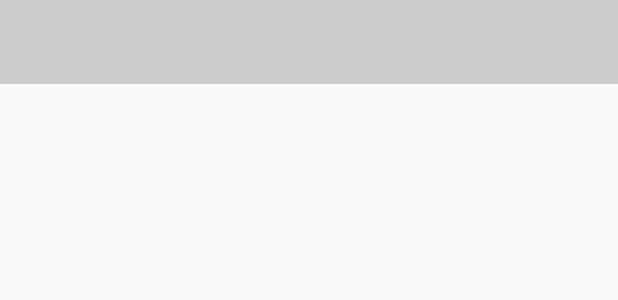
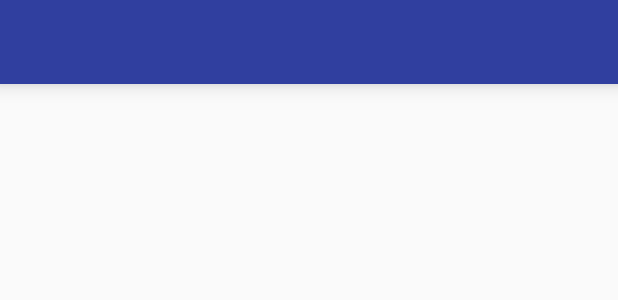
Before and after one commit to meltingpotteam/geeft, an Android app: the layout app_bar.xml on its own in the app's theme, with its tools: preview values and no code run, on a phone screen of 412 x 824 dp. Shown: the top 300 px of the screen. Run offline under Robolectric (Android 15) with nearby library versions, the phone set to English and light mode, and no system bars.

```diff
--- a/app/src/main/res/layout/activity_login.xml
+++ b/app/src/main/res/layout/activity_login.xml
@@ -11,7 +11,6 @@
         android:textSize="50sp"
         android:layout_gravity="top|center"
         android:layout_marginTop="80dp"
-        android:textColor="@color/socialColorMid"
         android:text="geeft"/>
     <com.github.glomadrian.loadingballs.BallView
         android:id="@+id/ball_view"
@@ -69,7 +68,7 @@
             android:textAlignment="center"
             android:textSize="20sp"
             android:text="Dona e ricevi oggetti di ogni tipo gratuitamente."
-            android:textColor="@color/socialColorMid"/>
+            />
     </LinearLayout>
     <!-- Facebook login default button -->
 </FrameLayout>
--- a/app/src/main/res/layout/app_bar.xml
+++ b/app/src/main/res/layout/app_bar.xml
@@ -1,7 +1,9 @@
 <?xml version="1.0" encoding="utf-8"?>
-<android.support.v7.widget.Toolbar xmlns:android="http://schemas.android.com/apk/res/android"
-         android:layout_width="match_parent"
-         android:layout_height="wrap_content"
-    android:background="#ccc">
-
-</android.support.v7.widget.Toolbar>
+<app:android.support.v7.widget.Toolbar xmlns:android="http://schemas.android.com/apk/res/android"
+                                   android:layout_width="match_parent"
+                                   android:layout_height="wrap_content"
+                                   xmlns:app="http://schemas.android.com/apk/res-auto"
+                                   android:elevation="8dp"
+                                   android:theme="@style/ThemeOverlay.AppCompat.ActionBar"
+                                   app:popupTheme="@style/ThemeOverlay.AppCompat.Light"
+                                   android:background="@color/colorPrimaryDark"/>
--- a/app/src/main/res/values/colors.xml
+++ b/app/src/main/res/values/colors.xml
@@ -1,10 +1,5 @@
 <?xml version="1.0" encoding="utf-8"?>
 <resources>
-    <color name="colorPrimary">#3F51B5</color>
-    <color name="colorPrimaryDark">#303F9F</color>
-    <color name="colorAccent">#FF4081</color>
-    <color name="socialColorMid">#2F86BC</color>
-
     <color name="white">#ffffff</color>
     <color name="feed_bg">#d3d6db</color>
     <color name="feed_item_bg">#ffffff</color>
@@ -12,4 +7,13 @@
     <color name="link">#0a80d1</color>
     <color name="clickAccent">#8dd4d4d4</color>
     <color name="timestamp">#c2c3c8</color>
+
+    <color name="colorPrimary">#3F51B5</color>
+    <color name="colorPrimaryDark">#303F9F</color>
+    <color name="colorPrimaryLight">#C5CAE9</color>
+    <color name="colorAccent">#CDDC39</color>
+    <color name="colorPrimaryText">#FFFFFF</color>
+    <color name="colorSecondaryText">#727272</color>
+    <color name="colorIcons">#FFFFFF</color>
+    <color name="colorDivider">#B6B6B6</color>
 </resources>
--- a/app/src/main/res/values/strings.xml
+++ b/app/src/main/res/values/strings.xml
@@ -29,4 +29,7 @@
     <string name="action_settings">Logout</string>
 
     <string name="description">Prova</string>
+    <string name="action_navigate">Next</string>
+    <string name="action_search">Search</string>
+    <string name="action_compose">Compose</string>
 </resources>
--- a/app/src/main/res/values/styles.xml
+++ b/app/src/main/res/values/styles.xml
@@ -8,6 +8,9 @@
         <item name="colorPrimary">@color/colorPrimary</item>
         <item name="colorPrimaryDark">@color/colorPrimaryDark</item>
         <item name="colorAccent">@color/colorAccent</item>
+        <item name="android:textColorPrimary">@color/colorPrimaryText</item>
+        <item name="android:textColorSecondary">@color/colorSecondaryText</item>
+        <item name="android:divider">@color/colorDivider</item>
     </style>
     <style name="AppTheme.AppBarOverlay" parent="ThemeOverlay.AppCompat.Dark.ActionBar"/>
     <style name="AppTheme.PopupOverlay" parent="ThemeOverlay.AppCompat.Light"/>
```
Also changed, not shown: app/src/main/java/samurai/geeft/android/geeft/activity/MainActivity.java (+21 -0 lines), app/src/main/res/menu/menu_main.xml (+5 -8 lines).
